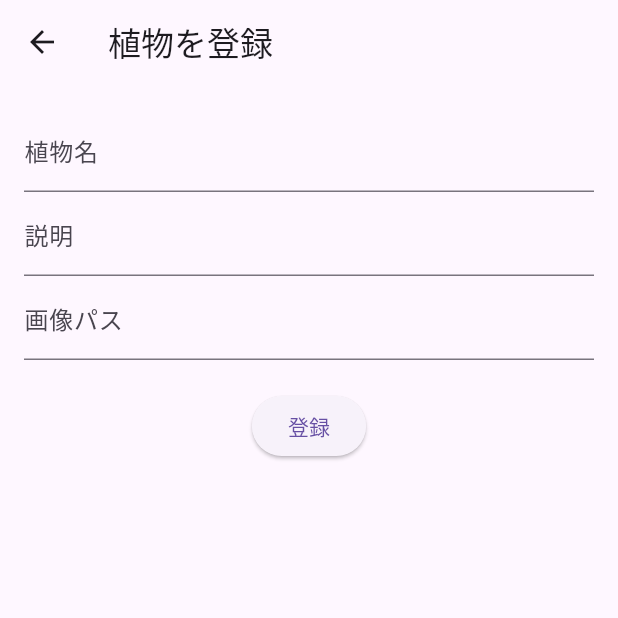
After one commit to uchida0616/plant-collection-app, a Flutter app: the screen it shows after launch, after a tap on the "add" icon, on a phone screen of 412 x 824 dp, the top half of it. The commit adds this screen. Run offline on Flutter 3.47's test engine with Material 3 defaults, Android fonts, the phone set to English and light mode, and no system bars.

Commit message:
add plant registration form and list update

```diff
--- a/lib/main.dart
+++ b/lib/main.dart
@@ -1,6 +1,8 @@
 import 'dart:convert';
 import 'package:flutter/material.dart';
 import 'package:flutter/services.dart' show rootBundle;
+import 'screens/add_plant_page.dart';
+
 
 void main() => runApp(const PlantApp());
 
@@ -61,6 +63,21 @@ class _PlantListPageState extends State<PlantListPage> {
           );
         },
       ),
+      floatingActionButton: FloatingActionButton(   // 👈 ここを追加！
+        onPressed: () async {
+          final newPlant = await Navigator.push(
+            context,
+            MaterialPageRoute(builder: (_) => const AddPlantPage()),
+          );
+
+          if (newPlant != null) {
+            setState(() {
+              plants.add(newPlant); // とりあえずリストに追加
+            });
+          }
+        },
+        child: const Icon(Icons.add),
+      ),
     );
   }
 }
--- /dev/null
+++ b/lib/screens/add_plant_page.dart
@@ -0,0 +1,60 @@
+import 'package:flutter/material.dart';
+
+class AddPlantPage extends StatefulWidget {
+  const AddPlantPage({super.key});
+
+  @override
+  State<AddPlantPage> createState() => _AddPlantPageState();
+}
+
+class _AddPlantPageState extends State<AddPlantPage> {
+  final _formKey = GlobalKey<FormState>();
+  final _nameController = TextEditingController();
+  final _descController = TextEditingController();
+  final _imageController = TextEditingController();
+
+  @override
+  Widget build(BuildContext context) {
+    return Scaffold(
+      appBar: AppBar(title: const Text("植物を登録")),
+      body: Padding(
+        padding: const EdgeInsets.all(16),
+        child: Form(
+          key: _formKey,
+          child: Column(
+            children: [
+              TextFormField(
+                controller: _nameController,
+                decoration: const InputDecoration(labelText: "植物名"),
+                validator: (value) =>
+                    value!.isEmpty ? "植物名を入力してください" : null,
+              ),
+              TextFormField(
+                controller: _descController,
+                decoration: const InputDecoration(labelText: "説明"),
+              ),
+              TextFormField(
+                controller: _imageController,
+                decoration: const InputDecoration(labelText: "画像パス"),
+              ),
+              const SizedBox(height: 20),
+              ElevatedButton(
+                onPressed: () {
+                  if (_formKey.currentState!.validate()) {
+                    final plant = {
+                      "name": _nameController.text,
+                      "description": _descController.text,
+                      "image": _imageController.text,
+                    };
+                    Navigator.pop(context, plant);
+                  }
+                },
+                child: const Text("登録"),
+              ),
+            ],
+          ),
+        ),
+      ),
+    );
+  }
+}
--- a/pubspec.yaml
+++ b/pubspec.yaml
@@ -38,6 +38,8 @@ dependencies:
 dev_dependencies:
   flutter_test:
     sdk: flutter
+  sqflite: ^2.3.0
+  path_provider: ^2.0.15
 
   # The "flutter_lints" package below contains a set of recommended lints to
   # encourage good coding practices. The lint set provided by the package is
```
Also changed, not shown: pubspec.lock, 1 other file.
